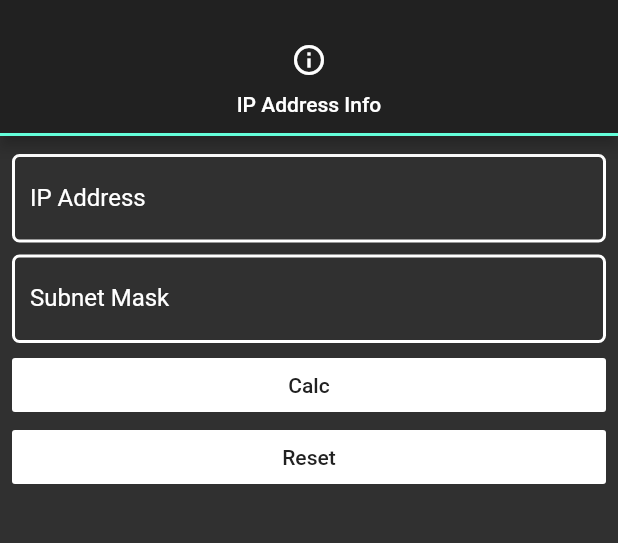
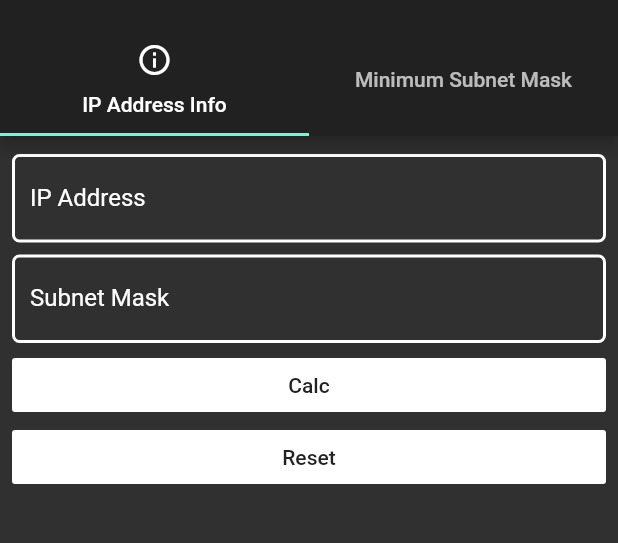
Before and after one commit to alex-sandri/ip-calc-flutter, a Flutter app: the screen it shows after launch, on a phone screen of 412 x 824 dp, the part 59-602 px from its top. Run offline on Flutter 3.47's test engine with Material 2 defaults, Android fonts, the light colour scheme and no system bars.

Commit message:
Create MinimumSubnetMask tab

```diff
--- a/lib/home.dart
+++ b/lib/home.dart
@@ -1,5 +1,6 @@
 import 'package:flutter/material.dart';
 import 'package:ip_calc/ip_address_info.dart';
+import 'package:ip_calc/minimum_subnet_mask.dart';
 
 class Home extends StatelessWidget {
   @override
@@ -8,7 +9,7 @@ class Home extends StatelessWidget {
       child: GestureDetector(
         onTap: () => FocusScope.of(context).requestFocus(FocusNode()),
         child: DefaultTabController(
-          length: 1,
+          length: 2,
           child: Scaffold(
             appBar: AppBar(
               title: Text(
@@ -20,12 +21,16 @@ class Home extends StatelessWidget {
                     icon: Icon(Icons.info_outline),
                     text: "IP Address Info",
                   ),
+                  Tab(
+                    text: "Minimum Subnet Mask",
+                  ),
                 ],
               ),
             ),
             body: TabBarView(
               children: [
                 IpAddressInfo(),
+                MinimumSubnetMask(),
               ],
             ),
           ),
```
Also changed, not shown: lib/minimum_subnet_mask.dart (added, +59 -0 lines).
